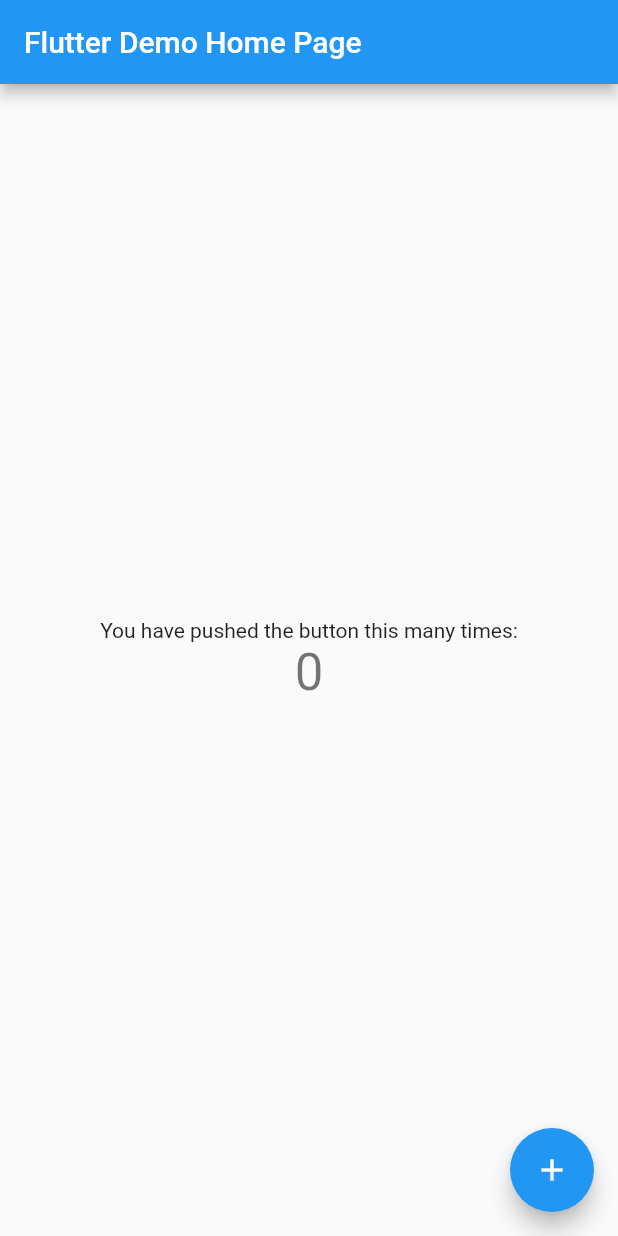
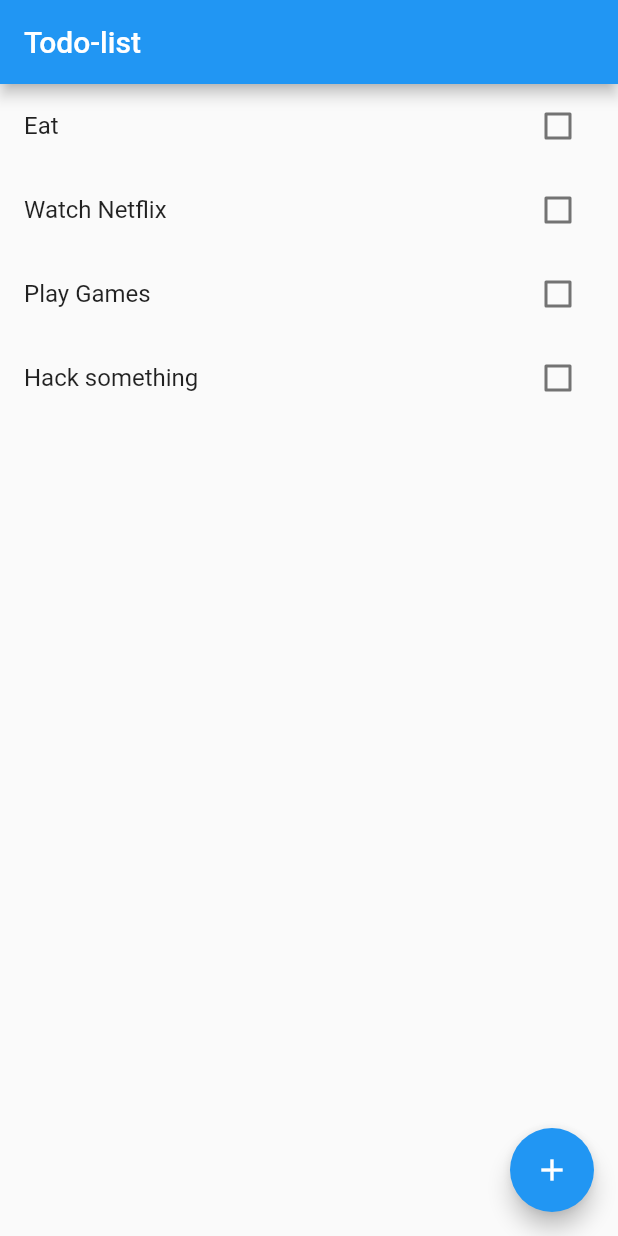
Before and after one commit to timurnav/simple_todo, a Flutter app: the screen it shows after launch, on a phone screen of 412 x 824 dp. Run offline on Flutter 3.47's test engine with Material 2 defaults, Android fonts, the phone set to English and light mode, and no system bars.

Commit message:
show the list

```diff
--- a/lib/main.dart
+++ b/lib/main.dart
@@ -1,4 +1,5 @@
 import 'package:flutter/material.dart';
+import 'package:simple_todo/todo_list_screen.dart';
 
 void main() {
   runApp(const MyApp());
@@ -10,106 +11,9 @@ class MyApp extends StatelessWidget {
   // This widget is the root of your application.
   @override
   Widget build(BuildContext context) {
-    return MaterialApp(
-      title: 'Flutter Demo',
-      theme: ThemeData(
-        // This is the theme of your application.
-        //
-        // Try running your application with "flutter run". You'll see the
-        // application has a blue toolbar. Then, without quitting the app, try
-        // changing the primarySwatch below to Colors.green and then invoke
-        // "hot reload" (press "r" in the console where you ran "flutter run",
-        // or simply save your changes to "hot reload" in a Flutter IDE).
-        // Notice that the counter didn't reset back to zero; the application
-        // is not restarted.
-        primarySwatch: Colors.blue,
-      ),
-      home: const MyHomePage(title: 'Flutter Demo Home Page'),
+    return const MaterialApp(
+      title: 'Todo App',
+      home: TodoListScreen(),
     );
   }
 }
-
-class MyHomePage extends StatefulWidget {
-  const MyHomePage({Key? key, required this.title}) : super(key: key);
-
-  // This widget is the home page of your application. It is stateful, meaning
-  // that it has a State object (defined below) that contains fields that affect
-  // how it looks.
-
-  // This class is the configuration for the state. It holds the values (in this
-  // case the title) provided by the parent (in this case the App widget) and
-  // used by the build method of the State. Fields in a Widget subclass are
-  // always marked "final".
-
-  final String title;
-
-  @override
-  State<MyHomePage> createState() => _MyHomePageState();
-}
-
-class _MyHomePageState extends State<MyHomePage> {
-  int _counter = 0;
-
-  void _incrementCounter() {
-    setState(() {
-      // This call to setState tells the Flutter framework that something has
-      // changed in this State, which causes it to rerun the build method below
-      // so that the display can reflect the updated values. If we changed
-      // _counter without calling setState(), then the build method would not be
-      // called again, and so nothing would appear to happen.
-      _counter++;
-    });
-  }
-
-  @override
-  Widget build(BuildContext context) {
-    // This method is rerun every time setState is called, for instance as done
-    // by the _incrementCounter method above.
-    //
-    // The Flutter framework has been optimized to make rerunning build methods
-    // fast, so that you can just rebuild anything that needs updating rather
-    // than having to individually change instances of widgets.
-    return Scaffold(
-      appBar: AppBar(
-        // Here we take the value from the MyHomePage object that was created by
-        // the App.build method, and use it to set our appbar title.
-        title: Text(widget.title),
-      ),
-      body: Center(
-        // Center is a layout widget. It takes a single child and positions it
-        // in the middle of the parent.
-        child: Column(
-          // Column is also a layout widget. It takes a list of children and
-          // arranges them vertically. By default, it sizes itself to fit its
-          // children horizontally, and tries to be as tall as its parent.
-          //
-          // Invoke "debug painting" (press "p" in the console, choose the
-          // "Toggle Debug Paint" action from the Flutter Inspector in Android
-          // Studio, or the "Toggle Debug Paint" command in Visual Studio Code)
-          // to see the wireframe for each widget.
-          //
-          // Column has various properties to control how it sizes itself and
-          // how it positions its children. Here we use mainAxisAlignment to
-          // center the children vertically; the main axis here is the vertical
-          // axis because Columns are vertical (the cross axis would be
-          // horizontal).
-          mainAxisAlignment: MainAxisAlignment.center,
-          children: <Widget>[
-            const Text(
-              'You have pushed the button this many times:',
-            ),
-            Text(
-              '$_counter',
-              style: Theme.of(context).textTheme.headline4,
-            ),
-          ],
-        ),
-      ),
-      floatingActionButton: FloatingActionButton(
-        onPressed: _incrementCounter,
-        tooltip: 'Increment',
-        child: const Icon(Icons.add),
-      ), // This trailing comma makes auto-formatting nicer for build methods.
-    );
-  }
-}
--- /dev/null
+++ b/lib/model.dart
@@ -0,0 +1,11 @@
+class TodoItem {
+  final int id;
+  String text;
+  bool done;
+
+  TodoItem({
+    required this.id,
+    required this.text,
+    required this.done,
+  });
+}
--- /dev/null
+++ b/lib/todo_list_screen.dart
@@ -0,0 +1,56 @@
+import 'package:flutter/material.dart';
+import 'package:simple_todo/model.dart';
+
+class TodoListScreen extends StatefulWidget {
+  const TodoListScreen({Key? key}) : super(key: key);
+
+  @override
+  State<StatefulWidget> createState() {
+    return _TodoListScreenState();
+  }
+}
+
+class _TodoListScreenState extends State<TodoListScreen> {
+  final List<TodoItem> todos = [
+    TodoItem(id: 1, text: "Eat", done: false),
+    TodoItem(id: 2, text: "Watch Netflix", done: false),
+    TodoItem(id: 3, text: "Play Games", done: false),
+    TodoItem(id: 4, text: "Hack something", done: false),
+  ];
+
+  @override
+  Widget build(BuildContext context) {
+    return Scaffold(
+        appBar: AppBar(
+          title: const Text('Todo-list'),
+          backgroundColor: Colors.blue,
+        ),
+        floatingActionButton: FloatingActionButton(
+          onPressed: _createNewItem,
+          tooltip: 'New Task',
+          child: const Icon(Icons.add),
+        ),
+        body: ListView.builder(
+          itemCount: todos.length,
+          itemBuilder: (BuildContext context, int index) {
+            var todo = todos[index];
+            return ListTile(
+              key: ValueKey(todo.id),
+              title: Text(
+                todo.text,
+              ),
+              trailing: Checkbox(
+                value: todo.done,
+                onChanged: (bool? value) {
+                  setState(() {
+                    todo.done = !todo.done;
+                  });
+                },
+              ),
+            );
+          },
+        ));
+  }
+
+  void _createNewItem() {}
+}
```
